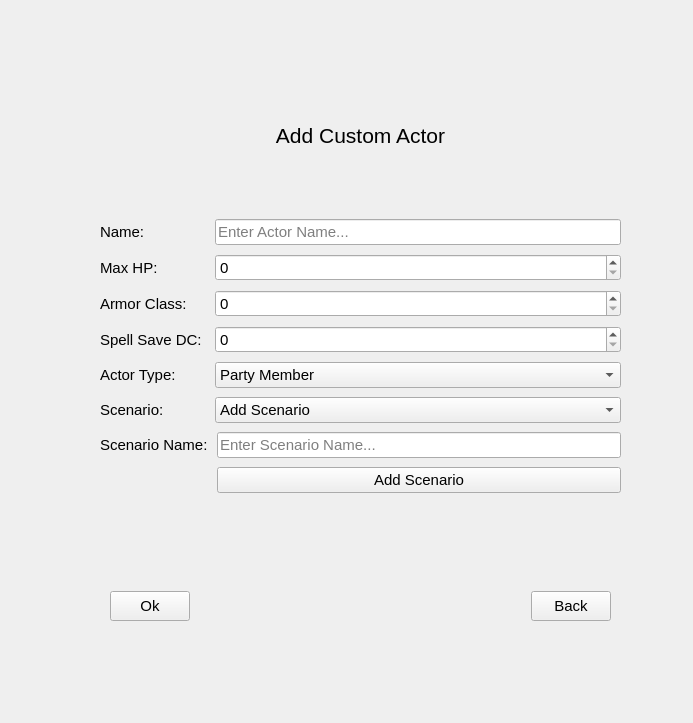
Old version of the form Dnd-Combat-Tracker/addactorform.ui in the repository taintedbones/Dnd-Combat-Tracker.
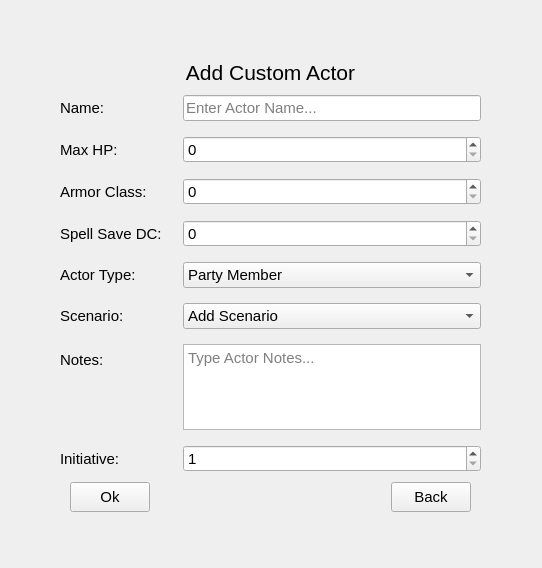
New version of the form. The open tabs and pages were chosen to show the change.

Commit message: Added init selection spinboxes

Diff of the .ui file:
```diff
--- a/Dnd-Combat-Tracker/addactorform.ui
+++ b/Dnd-Combat-Tracker/addactorform.ui
@@ -6,8 +6,8 @@
    <rect>
     <x>0</x>
     <y>0</y>
-    <width>693</width>
-    <height>723</height>
+    <width>542</width>
+    <height>568</height>
    </rect>
   </property>
   <property name="font">
@@ -23,8 +23,8 @@
     <rect>
      <x>30</x>
      <y>30</y>
-     <width>631</width>
-     <height>671</height>
+     <width>481</width>
+     <height>511</height>
     </rect>
    </property>
    <property name="currentIndex">
@@ -118,15 +118,15 @@
     <widget class="QWidget" name="verticalLayoutWidget">
      <property name="geometry">
       <rect>
-       <x>70</x>
+       <x>30</x>
        <y>30</y>
-       <width>521</width>
-       <height>561</height>
+       <width>421</width>
+       <height>452</height>
       </rect>
      </property>
      <layout class="QVBoxLayout" name="verticalLayout_3">
       <property name="spacing">
-       <number>9</number>
+       <number>10</number>
       </property>
       <item>
        <widget class="QLabel" name="addCustomTitle_label">
@@ -145,6 +145,12 @@
       </item>
       <item>
        <layout class="QFormLayout" name="formLayout_2">
+        <property name="horizontalSpacing">
+         <number>17</number>
+        </property>
+        <property name="verticalSpacing">
+         <number>15</number>
+        </property>
         <item row="0" column="0">
          <widget class="QLabel" name="name_addActor_label">
           <property name="text">
@@ -157,6 +163,9 @@
           <property name="placeholderText">
            <string>Enter Actor Name...</string>
           </property>
+          <property name="clearButtonEnabled">
+           <bool>true</bool>
+          </property>
          </widget>
         </item>
         <item row="1" column="0">
@@ -231,32 +240,51 @@
           </item>
          </widget>
         </item>
+        <item row="6" column="0">
+         <widget class="QLabel" name="notes_label">
+          <property name="text">
+           <string>Notes:</string>
+          </property>
+         </widget>
+        </item>
+        <item row="6" column="1">
+         <widget class="QTextEdit" name="notes_textEdit">
+          <property name="placeholderText">
+           <string>Type Actor Notes...</string>
+          </property>
+         </widget>
+        </item>
+        <item row="7" column="0">
+         <widget class="QLabel" name="init_label">
+          <property name="text">
+           <string>Initiative:</string>
+          </property>
+         </widget>
+        </item>
+        <item row="7" column="1">
+         <widget class="QSpinBox" name="init_spinBox">
+          <property name="minimum">
+           <number>1</number>
+          </property>
+          <property name="maximum">
+           <number>20</number>
+          </property>
+         </widget>
+        </item>
        </layout>
       </item>
       <item>
-       <layout class="QFormLayout" name="addScenario_formLayout">
-        <item row="0" column="0">
-         <widget class="QLabel" name="addScenario_label">
-          <property name="text">
-           <string>Scenario Name:</string>
-          </property>
-         </widget>
-        </item>
-        <item row="0" column="1">
-         <widget class="QLineEdit" name="addScenario_lineEdit">
-          <property name="placeholderText">
-           <string>Enter Scenario Name...</string>
-          </property>
-         </widget>
-        </item>
-        <item row="1" column="1">
-         <widget class="QPushButton" name="addScenario_pushButton">
-          <property name="text">
-           <string>Add Scenario</string>
-          </property>
-         </widget>
-        </item>
-       </layout>
+       <spacer name="verticalSpacer_2">
+        <property name="orientation">
+         <enum>Qt::Vertical</enum>
+        </property>
+        <property name="sizeHint" stdset="0">
+         <size>
+          <width>20</width>
+          <height>40</height>
+         </size>
+        </property>
+       </spacer>
       </item>
       <item>
        <layout class="QHBoxLayout" name="horizontalLayout">
```
Left out of the diff: 51 changed lines with no effect on the pictures.
